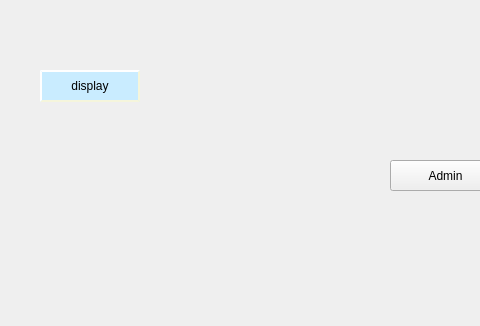
The window that Project-2-NFL/mainwindow.ui (massivemembrain/Project-2-NFL) describes before a commit, drawn with Qt 5; both pictures show x 0 to 480 and y 0 to 326 of the 800 by 600 pixel window.
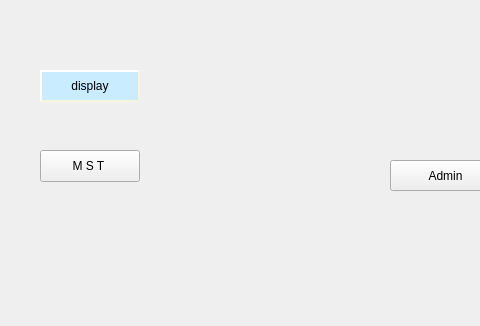
The same window after the commit.

Patch:
```diff
--- a/Project-2-NFL/mainwindow.ui
+++ b/Project-2-NFL/mainwindow.ui
@@ -48,6 +48,19 @@
      <string>display</string>
     </property>
    </widget>
+   <widget class="QPushButton" name="pushButton_MST">
+    <property name="geometry">
+     <rect>
+      <x>40</x>
+      <y>150</y>
+      <width>100</width>
+      <height>32</height>
+     </rect>
+    </property>
+    <property name="text">
+     <string>M S T </string>
+    </property>
+   </widget>
   </widget>
   <widget class="QMenuBar" name="menubar">
    <property name="geometry">
```
